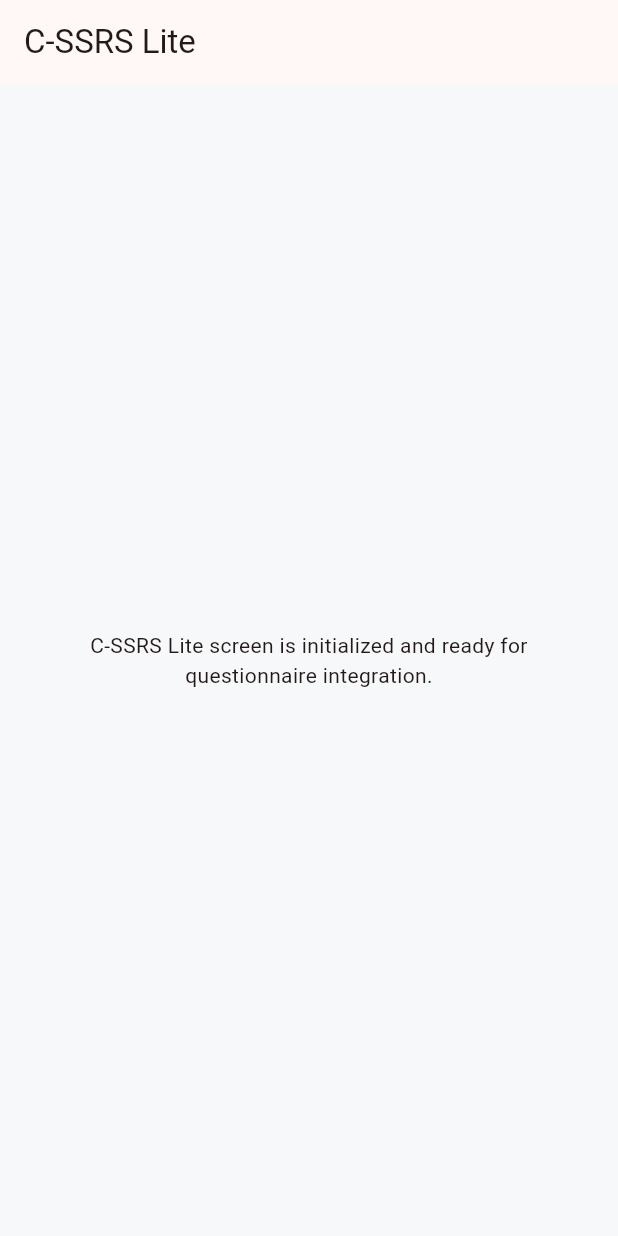
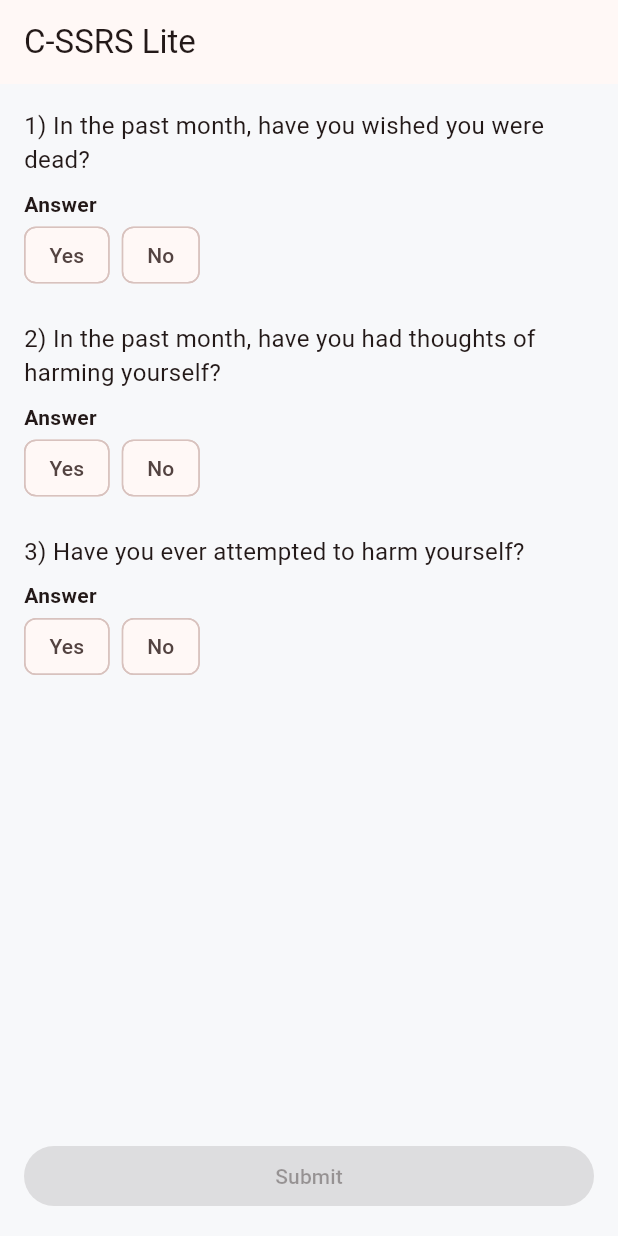
Before and after one commit to jesus-justin/Project-SPARTAN-G-, a Flutter app: the CssrsScreen screen opened by its route, on a phone screen of 412 x 824 dp. Run offline on Flutter 3.47's test engine with Material 3 defaults, Android fonts, the phone set to English and light mode, and no system bars; our stand-ins replace fl_chart, flutter_secure_storage, go_router, shared_preferences; accounts and stored records are empty.

Commit message:
fix: OGC routes, consent API, env cleanup, mobile screens

```diff
--- a/mobile/lib/features/cssrs/screens/cssrs_screen.dart
+++ b/mobile/lib/features/cssrs/screens/cssrs_screen.dart
@@ -1,18 +1,101 @@
 import 'package:flutter/material.dart';
 
-class CssrsScreen extends StatelessWidget {
+import '../../../core/services/api_service.dart';
+import '../../dashboard/widgets/crisis_hotline_sheet.dart';
+
+class CssrsScreen extends StatefulWidget {
   const CssrsScreen({super.key});
+
+  @override
+  State<CssrsScreen> createState() => _CssrsScreenState();
+}
+
+class _CssrsScreenState extends State<CssrsScreen> {
+  bool? q1;
+  bool? q2;
+  bool? q3;
+  bool _submitting = false;
+
+  Future<void> _submit() async {
+    setState(() => _submitting = true);
+    try {
+      final ApiService api = ApiService();
+      final resp = await api.post('/assessments/cssrs/submit', body: {
+        'q1': q1 == true,
+        'q2': q2 == true,
+        'q3': q3 == true,
+      });
+
+      if (!mounted) return;
+      if (q3 == true) {
+        CrisisHotlineSheet.show(context);
+      }
+
+      ScaffoldMessenger.of(context).showSnackBar(const SnackBar(content: Text('C-SSRS submitted')));
+      Navigator.of(context).pop();
+    } catch (e) {
+      if (!mounted) return;
+      ScaffoldMessenger.of(context).showSnackBar(SnackBar(content: Text('Submission failed: $e')));
+    } finally {
+      if (mounted) setState(() => _submitting = false);
+    }
+  }
+
+  Widget _boolToggle(String label, bool? value, ValueChanged<bool?> onChanged) {
+    return Column(
+      crossAxisAlignment: CrossAxisAlignment.start,
+      children: <Widget>[
+        Text(label, style: const TextStyle(fontWeight: FontWeight.w600)),
+        Row(
+          children: <Widget>[
+            ChoiceChip(
+              label: const Text('Yes'),
+              selected: value == true,
+              onSelected: (v) => onChanged(v ? true : false),
+            ),
+            const SizedBox(width: 8),
+            ChoiceChip(
+              label: const Text('No'),
+              selected: value == false,
+              onSelected: (v) => onChanged(v ? false : true),
+            ),
+          ],
+        ),
+        const SizedBox(height: 12),
+      ],
+    );
+  }
 
   @override
   Widget build(BuildContext context) {
     return Scaffold(
       appBar: AppBar(title: const Text('C-SSRS Lite')),
-      body: const Center(
+      body: SafeArea(
         child: Padding(
-          padding: EdgeInsets.all(24),
-          child: Text(
-            'C-SSRS Lite screen is initialized and ready for questionnaire integration.',
-            textAlign: TextAlign.center,
+          padding: const EdgeInsets.all(16),
+          child: Column(
+            crossAxisAlignment: CrossAxisAlignment.start,
+            children: <Widget>[
+              const Text('1) In the past month, have you wished you were dead?', style: TextStyle(fontSize: 16)),
+              const SizedBox(height: 8),
+              _boolToggle('Answer', q1, (v) => setState(() => q1 = v)),
+              const SizedBox(height: 8),
+              const Text('2) In the past month, have you had thoughts of harming yourself?', style: TextStyle(fontSize: 16)),
+              const SizedBox(height: 8),
+              _boolToggle('Answer', q2, (v) => setState(() => q2 = v)),
+              const SizedBox(height: 8),
+              const Text('3) Have you ever attempted to harm yourself?', style: TextStyle(fontSize: 16)),
+              const SizedBox(height: 8),
+              _boolToggle('Answer', q3, (v) => setState(() => q3 = v)),
+              const Spacer(),
+              SizedBox(
+                width: double.infinity,
+                child: FilledButton(
+                  onPressed: (q1 != null && q2 != null && q3 != null && !_submitting) ? _submit : null,
+                  child: _submitting ? const SizedBox(width: 20, height: 20, child: CircularProgressIndicator()) : const Text('Submit'),
+                ),
+              ),
+            ],
           ),
         ),
       ),
```
Also changed, not shown: mobile/lib/features/esm/screens/esm_checkin_screen.dart (+81 -6 lines), 4 other files.
